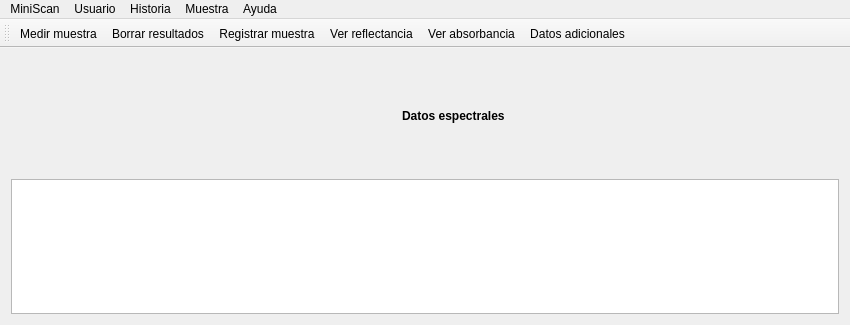
First picture: the form in mainwindow.ui, repository Gabnz/Spectrasoft, before the edit.
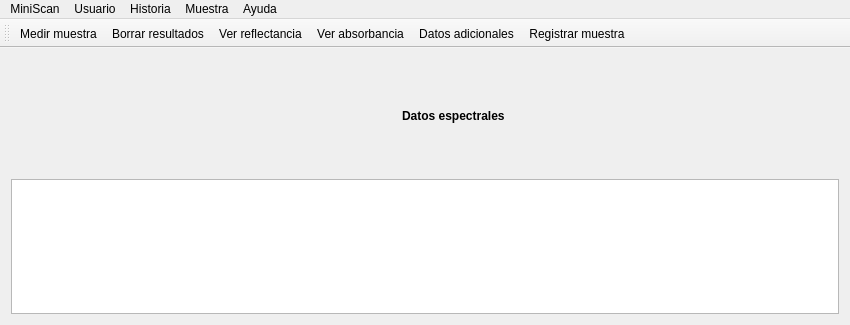
Second picture: the form after the edit. Icons and pictures are not drawn.

Commit message: creando las vistas para el registro de una muestra

What changed in the file:
```diff
--- a/mainwindow.ui
+++ b/mainwindow.ui
@@ -295,10 +295,10 @@
    </attribute>
    <addaction name="actionMedir_muestra"/>
    <addaction name="actionBorrar_resultados"/>
-   <addaction name="actionRegistrar_muestra"/>
    <addaction name="actionVer_reflectancia"/>
    <addaction name="actionVer_absorbancia"/>
    <addaction name="actionDatos_adicionales"/>
+   <addaction name="actionRegistrar_muestra"/>
   </widget>
   <action name="actionConectar">
    <property name="icon">
```
Left out of the diff: 38 changed lines with no effect on the pictures. The commit also changes 15 other files.
